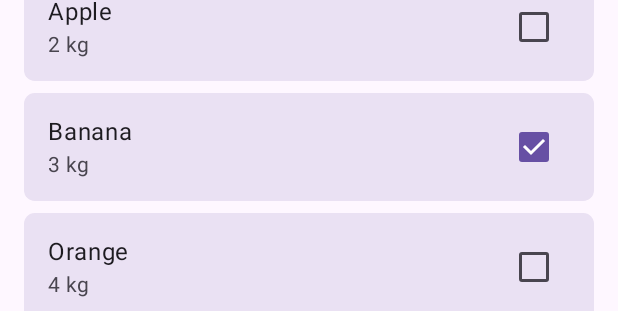
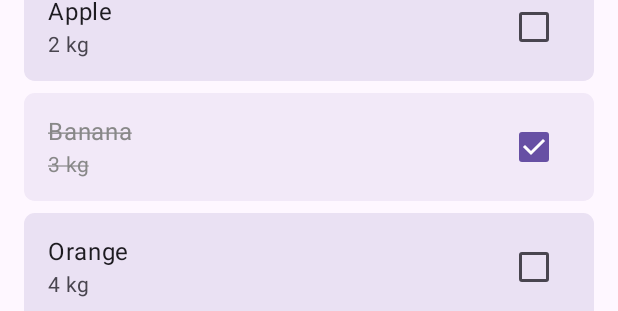
Before and after one commit to ursachecodrut/casey, an Android app built with Jetpack Compose: the @Preview function ShoppingListScreenSuccessPreview, on a phone screen of 412 x 824 dp. Shown: the part 183-494 px from the top of the screen. Run offline under Robolectric (Android 15) with nearby library versions, the phone set to English and light mode, and no system bars; our stand-ins replace Room's generated code; pictures from the network do not load.

Commit message:
add strikethrough on checked list items

```diff
--- a/app/src/main/java/com/codrutursache/casey/presentation/shopping_list/ShoppingListScreen.kt
+++ b/app/src/main/java/com/codrutursache/casey/presentation/shopping_list/ShoppingListScreen.kt
@@ -1,5 +1,6 @@
 package com.codrutursache.casey.presentation.shopping_list
 
+import androidx.compose.foundation.background
 import androidx.compose.foundation.layout.Arrangement
 import androidx.compose.foundation.layout.Column
 import androidx.compose.foundation.layout.padding
@@ -7,7 +8,9 @@ import androidx.compose.foundation.lazy.LazyColumn
 import androidx.compose.foundation.lazy.items
 import androidx.compose.foundation.shape.RoundedCornerShape
 import androidx.compose.material3.Checkbox
+import androidx.compose.material3.CheckboxDefaults
 import androidx.compose.material3.ListItem
+import androidx.compose.material3.LocalContentColor
 import androidx.compose.material3.MaterialTheme
 import androidx.compose.material3.Scaffold
 import androidx.compose.material3.Surface
@@ -19,6 +22,8 @@ import androidx.compose.runtime.remember
 import androidx.compose.runtime.setValue
 import androidx.compose.ui.Modifier
 import androidx.compose.ui.draw.clip
+import androidx.compose.ui.graphics.Color
+import androidx.compose.ui.text.style.TextDecoration
 import androidx.compose.ui.tooling.preview.Preview
 import androidx.compose.ui.unit.dp
 import com.codrutursache.casey.domain.model.ShoppingItemEntity
@@ -86,7 +91,7 @@ fun ShoppingListScreenSuccess(
     }
 
     Column(
-       verticalArrangement = Arrangement.spacedBy(8.dp),
+        verticalArrangement = Arrangement.spacedBy(8.dp),
     ) {
 
         Text(
@@ -120,12 +125,22 @@ fun ShoppingListItem(
     var checked by remember { mutableStateOf(item.checked) }
 
     ListItem(
-        headlineContent = { Text(text = item.name) },
+        headlineContent = {
+            Text(
+                text = item.name,
+                textDecoration = if (checked) TextDecoration.LineThrough else TextDecoration.None,
+                color = if (checked) Color.Gray else LocalContentColor.current
+            )
+        },
         supportingContent = {
             val amount = item.quantity
             val unit = item.unit
 
-            Text(text = "${amount.formatAmountValue()} $unit")
+            Text(
+                text = "${amount.formatAmountValue()} $unit",
+                textDecoration = if (checked) TextDecoration.LineThrough else TextDecoration.None,
+                color = if (checked) Color.Gray else LocalContentColor.current
+            )
         },
         trailingContent = {
             Checkbox(
@@ -133,10 +148,10 @@ fun ShoppingListItem(
                 onCheckedChange = {
                     checked = it
                     onCheckedChange(it)
-                }
+                },
             )
         },
-        tonalElevation = 10.dp,
+        tonalElevation = if (checked) 3.dp else 10.dp,
         modifier = Modifier
             .clip(RoundedCornerShape(10))
     )
```
